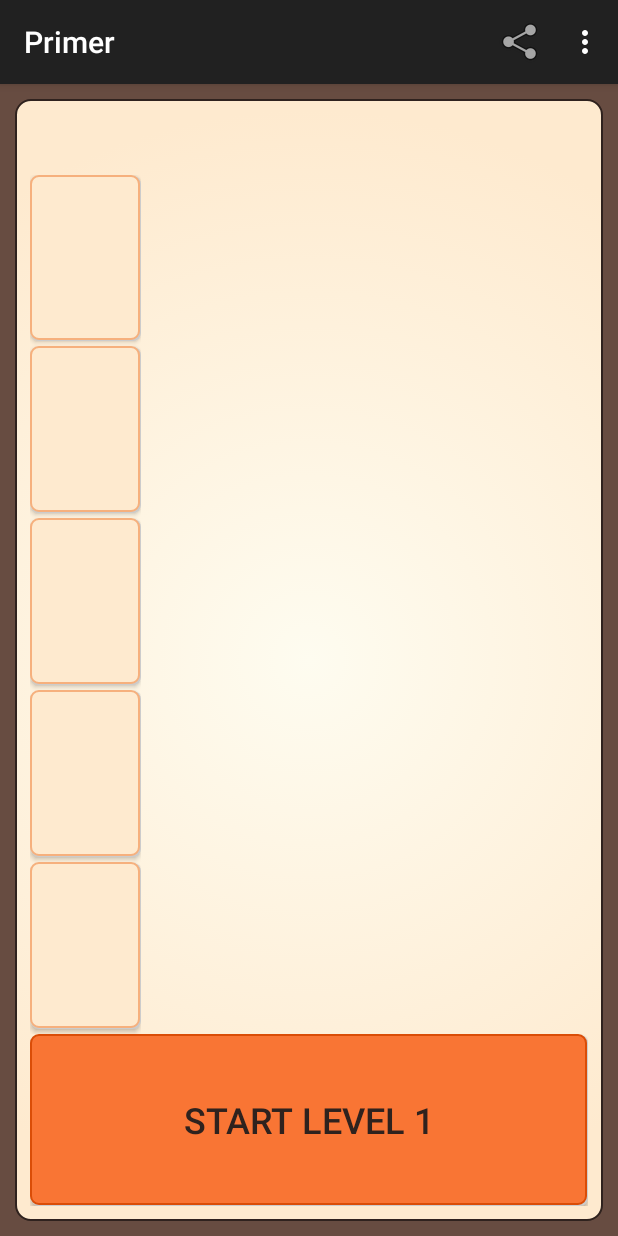
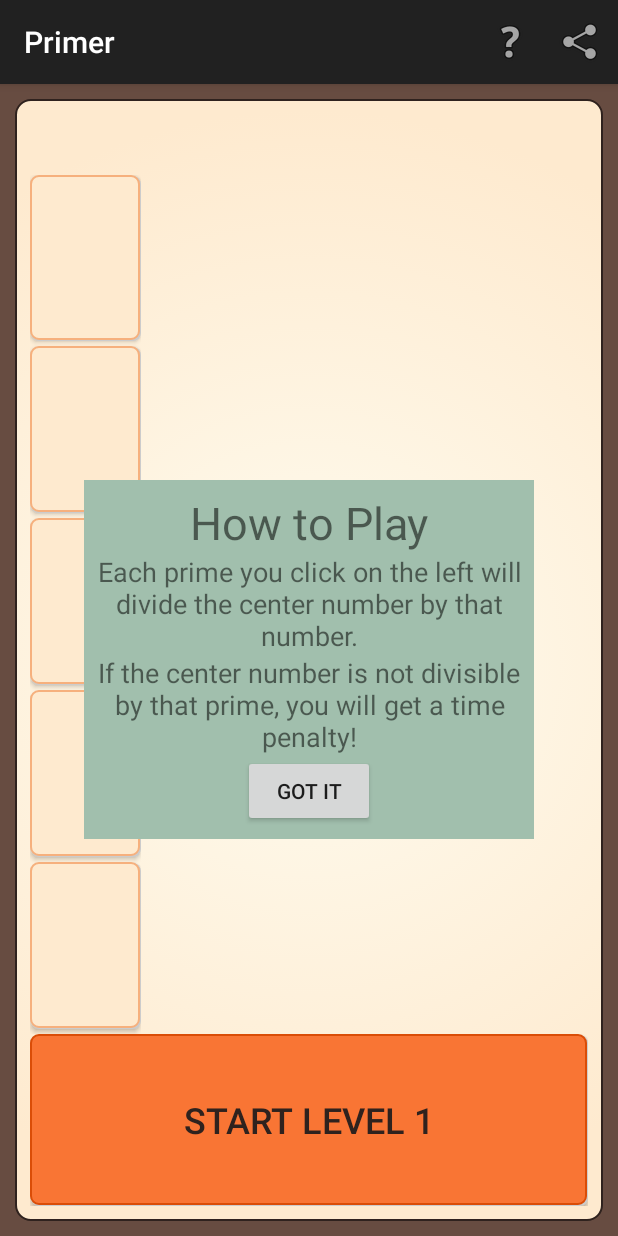
Before and after one commit to taly/Primer, an Android app: the screen it shows after launch (MainActivity), after a tap on "Share", on a phone screen of 412 x 824 dp. Run offline under Robolectric (Android 15) with nearby library versions, the phone set to English and light mode, and no system bars; 1 other tap on this screen came first.

Commit message:
Added help bubble

```diff
--- a/app/src/main/java/com/example/trabinerson/primer/MainActivity.java
+++ b/app/src/main/java/com/example/trabinerson/primer/MainActivity.java
@@ -105,6 +105,11 @@ public class MainActivity extends AppCompatActivity {
                 return true;
             }
 
+            case R.id.action_help: {
+                setHelpVisibility(true);
+                return true;
+            }
+
             default: {
                 return super.onOptionsItemSelected(item);
             }
@@ -162,6 +167,14 @@ public class MainActivity extends AppCompatActivity {
         sendIntent.putExtra(Intent.EXTRA_TEXT, "Factor those primes! Check out Primer: http://play.google.com/store/apps/details?id=com.primer.game");
         sendIntent.setType("text/plain");
         startActivity(sendIntent);
+    }
+
+    public void onHideHelp(View view) {
+        setHelpVisibility(false);
+    }
+
+    private void setHelpVisibility(boolean visible) {
+        findViewById(R.id.help_bubble).setVisibility(visible ? View.VISIBLE : View.GONE);
     }
 
     private void finishLevel(boolean setStartButtonText) {
--- a/app/src/main/res/layout/activity_main.xml
+++ b/app/src/main/res/layout/activity_main.xml
@@ -171,6 +171,42 @@
             android:tint="#0000ff"
             android:alpha="0.5"/>
 
+        <LinearLayout
+            android:id="@+id/help_bubble"
+            android:layout_width="300dp"
+            android:layout_height="wrap_content"
+            android:orientation="vertical"
+            android:layout_gravity="center"
+            android:background="@color/helpBubbleColor"
+            android:padding="8dp"
+            android:visibility="gone"
+            tools:visibility="visible">
+            <TextView
+                android:layout_width="match_parent"
+                android:layout_height="wrap_content"
+                android:gravity="center_horizontal"
+                android:textSize="30sp"
+                android:text="How to Play"/>
+            <TextView
+                android:layout_width="match_parent"
+                android:layout_height="wrap_content"
+                android:gravity="center"
+                android:textSize="18sp"
+                android:text="Each prime you click on the left will divide the center number by that number."/>
+            <TextView
+                android:layout_width="match_parent"
+                android:layout_height="wrap_content"
+                android:gravity="center"
+                android:textSize="18sp"
+                android:text="If the center number is not divisible by that prime, you will get a time penalty!"/>
+            <Button
+                android:layout_width="wrap_content"
+                android:layout_height="wrap_content"
+                android:layout_gravity="center_horizontal"
+                android:text="Got it"
+                android:onClick="onHideHelp"/>
+        </LinearLayout>
+
         <FrameLayout
             android:layout_width="wrap_content"
             android:layout_height="wrap_content"
--- a/app/src/main/res/menu/menu_main.xml
+++ b/app/src/main/res/menu/menu_main.xml
@@ -1,8 +1,12 @@
 <menu xmlns:android="http://schemas.android.com/apk/res/android"
     xmlns:app="http://schemas.android.com/apk/res-auto"
     xmlns:tools="http://schemas.android.com/tools" tools:context=".MainActivity">
-    <item android:id="@+id/action_settings" android:title="@string/action_settings"
-        android:orderInCategory="100" app:showAsAction="never" />
+    <!--<item android:id="@+id/action_settings" android:title="@string/action_settings"-->
+        <!--android:orderInCategory="100" app:showAsAction="never" />-->
+    <item android:id="@+id/action_help"
+          android:title="Help"
+          android:icon="@android:drawable/ic_menu_help"
+          app:showAsAction="ifRoom" />
     <item android:id="@+id/action_share"
           android:title="Share"
           android:icon="@android:drawable/ic_menu_share"
--- a/app/src/main/res/values/colors.xml
+++ b/app/src/main/res/values/colors.xml
@@ -16,6 +16,8 @@
     <color name="startButtonStroke">#da4d07</color>
     <color name="startButtonTextColor">#2f221e</color>
 
+    <color name="helpBubbleColor">#a1bfad</color>
+
     <color name="timer1">#F97534</color>
 
 </resources>
```
